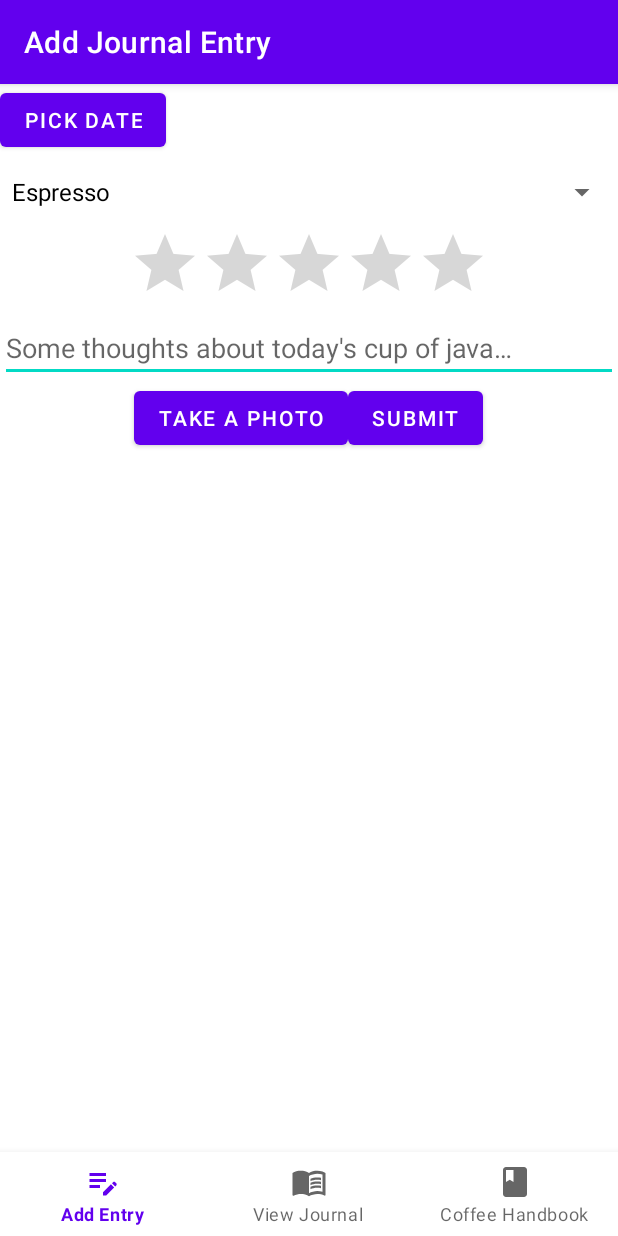
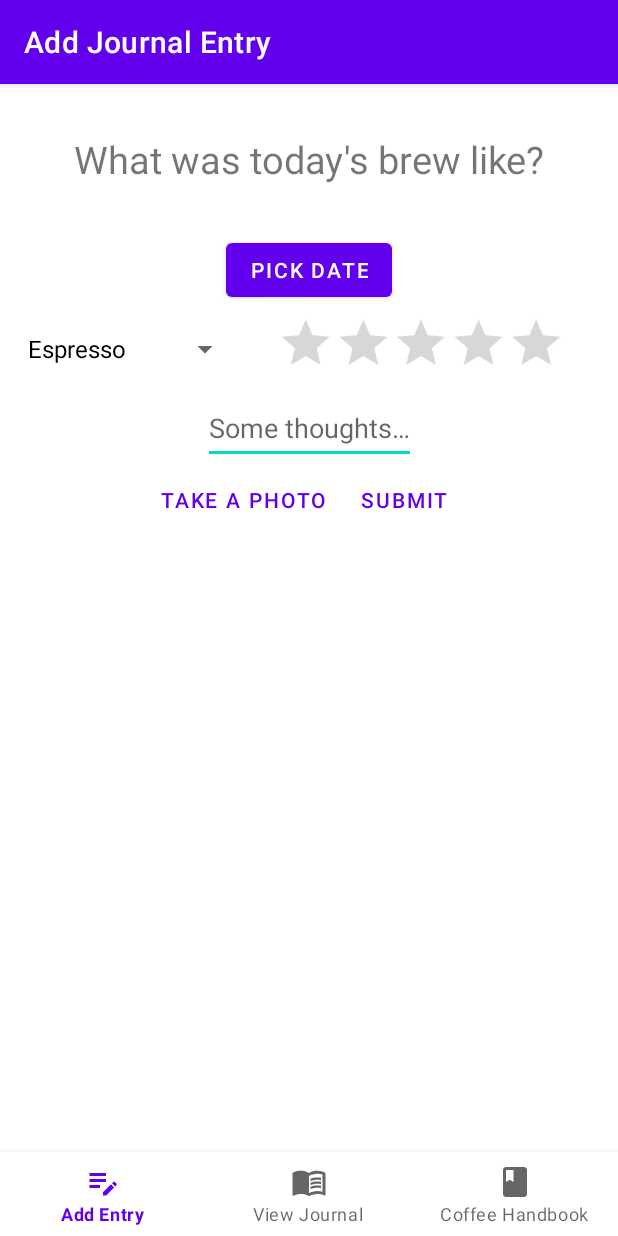
Before and after one commit to limepixl/CoffeeJournal_196068, an Android app: the screen it shows after launch (MainActivity), on a phone screen of 412 x 824 dp. Run offline under Robolectric (Android 15) with nearby library versions, the phone set to English and light mode, and no system bars; our stand-ins replace Room's generated code, navigation-ui.

Commit message:
Small string changes

```diff
--- a/app/src/main/res/layout/fragment_add_journal_entry.xml
+++ b/app/src/main/res/layout/fragment_add_journal_entry.xml
@@ -7,13 +7,25 @@
     android:layout_height="match_parent"
     tools:context=".fragments.AddJournalEntryFragment">
 
+    <TextView
+        android:id="@+id/tvWelcomeText"
+        android:layout_width="match_parent"
+        android:layout_height="100dp"
+        android:gravity="center"
+        android:text="@string/welcome_text"
+        android:textAlignment="center"
+        android:textSize="25sp"
+        app:layout_constraintStart_toStartOf="parent"
+        app:layout_constraintTop_toTopOf="parent" />
+
     <Button
         android:id="@+id/btn_pick_date"
         android:layout_width="wrap_content"
         android:layout_height="wrap_content"
         android:text="@string/btn_pick_date"
+        app:layout_constraintEnd_toEndOf="parent"
         app:layout_constraintStart_toStartOf="parent"
-        app:layout_constraintTop_toTopOf="parent" />
+        app:layout_constraintTop_toBottomOf="@+id/tvWelcomeText" />
 
     <DatePicker
         android:id="@+id/date_picker"
@@ -26,34 +38,46 @@
         app:layout_constraintTop_toBottomOf="@+id/btn_pick_date"
         tools:visibility="gone" />
 
-    <Spinner
-        android:id="@+id/spinner"
+    <LinearLayout
+        android:id="@+id/linearLayout"
         android:layout_width="match_parent"
         android:layout_height="wrap_content"
-        app:layout_constraintEnd_toEndOf="parent"
+        android:gravity="center"
+        android:orientation="horizontal"
         app:layout_constraintStart_toStartOf="parent"
-        app:layout_constraintTop_toBottomOf="@id/date_picker"
-        tools:layout_editor_absoluteY="48dp" />
+        app:layout_constraintTop_toBottomOf="@+id/btn_pick_date">
 
-    <RatingBar
-        android:id="@+id/rating_bar"
-        android:layout_width="wrap_content"
-        android:layout_height="wrap_content"
-        android:numStars="5"
-        android:stepSize="1"
-        app:layout_constraintLeft_toLeftOf="parent"
-        app:layout_constraintRight_toRightOf="parent"
-        app:layout_constraintTop_toBottomOf="@+id/spinner" />
+        <Spinner
+            android:id="@+id/spinner"
+            android:layout_width="150dp"
+            android:layout_height="match_parent"
+            android:contentDescription="@string/spinner_speakable_text"
+            />
+
+        <RatingBar
+            android:id="@+id/rating_bar"
+            android:layout_width="wrap_content"
+            android:layout_height="wrap_content"
+            android:numStars="5"
+            android:scaleX="0.8"
+            android:scaleY=".8"
+            android:stepSize="1"
+            android:contentDescription="@string/rating_bar_speakable_text"
+            />
+    </LinearLayout>
 
     <EditText
         android:id="@+id/et_notes"
-        android:layout_width="match_parent"
+        android:layout_width="wrap_content"
         android:layout_height="wrap_content"
         android:autofillHints="notes"
         android:hint="@string/et_notes_hint"
         android:inputType="text"
+        android:minHeight="48dp"
+        app:layout_constraintEnd_toEndOf="parent"
         app:layout_constraintLeft_toLeftOf="parent"
-        app:layout_constraintTop_toBottomOf="@id/rating_bar" />
+        app:layout_constraintStart_toStartOf="parent"
+        app:layout_constraintTop_toBottomOf="@+id/linearLayout" />
 
     <ImageView
         android:id="@+id/iv_journal_photo"
@@ -82,7 +106,8 @@
             android:text="@string/camera_button_label"
             app:layout_constraintLeft_toLeftOf="parent"
             app:layout_constraintRight_toRightOf="parent"
-            app:layout_constraintTop_toTopOf="parent" />
+            app:layout_constraintTop_toTopOf="parent"
+            style="?android:attr/buttonBarButtonStyle" />
 
         <Button
             android:id="@+id/btn_submit"
@@ -91,7 +116,8 @@
             android:text="@string/submit_button_label"
             app:layout_constraintLeft_toLeftOf="parent"
             app:layout_constraintRight_toRightOf="parent"
-            app:layout_constraintTop_toTopOf="parent" />
+            app:layout_constraintTop_toTopOf="parent"
+            style="?android:attr/buttonBarButtonStyle" />
 
     </LinearLayout>
 
--- a/app/src/main/res/values/strings.xml
+++ b/app/src/main/res/values/strings.xml
@@ -1,11 +1,14 @@
 <resources>
     <string name="app_name">CoffeeJournal</string>
     <string name="btn_pick_date">Pick Date</string>
-    <string name="et_notes_hint">Some thoughts about today\'s cup of java…</string>
+    <string name="et_notes_hint">Some thoughts…</string>
     <string name="submit_button_label">Submit</string>
     <string name="camera_button_label">Take a photo</string>
     <string name="photo_of_your_coffee">Photo of your coffee!</string>
     <string name="add_entry_nav_label">Add Entry</string>
     <string name="view_journal_nav_label">View Journal</string>
     <string name="help_nav_label">Coffee Handbook</string>
+    <string name="welcome_text">What was today\'s brew like?</string>
+    <string name="spinner_speakable_text">Coffee Brew Method selection</string>
+    <string name="rating_bar_speakable_text">Coffee Rating Bar</string>
 </resources>
```
